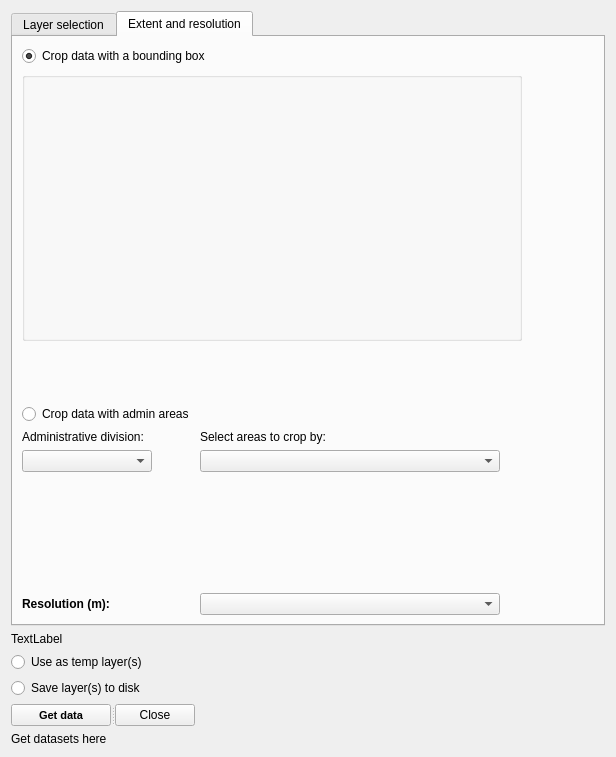
This is geocubes_plugin_dialog_base.ui in geoportti/GeoCubes-Finland-QGIS-Plugin as Qt 5 draws it before an edit. The edited form follows.
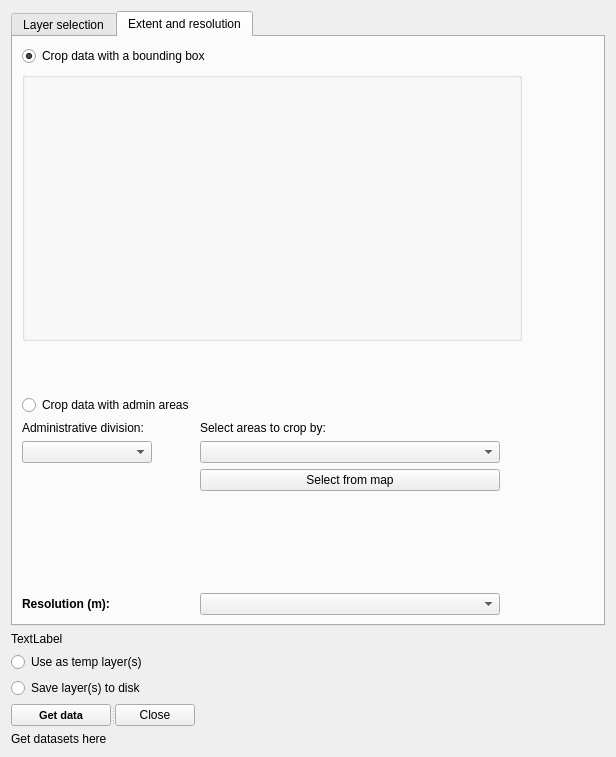
This is the edited form. The open tabs and pages were chosen to show the change. Custom widgets are drawn as their Qt base class.

Commit message: Creates a map canvas that shows admin areas. Not selectable, yet

```diff
--- a/geocubes_plugin_dialog_base.ui
+++ b/geocubes_plugin_dialog_base.ui
@@ -154,20 +154,20 @@
                </property>
               </widget>
              </item>
-             <item row="5" column="1">
-              <spacer name="verticalSpacer_2">
-               <property name="orientation">
-                <enum>Qt::Vertical</enum>
-               </property>
-               <property name="sizeHint" stdset="0">
-                <size>
-                 <width>20</width>
-                 <height>40</height>
-                </size>
-               </property>
-              </spacer>
-             </item>
              <item row="6" column="1">
+              <spacer name="verticalSpacer_2">
+               <property name="orientation">
+                <enum>Qt::Vertical</enum>
+               </property>
+               <property name="sizeHint" stdset="0">
+                <size>
+                 <width>20</width>
+                 <height>40</height>
+                </size>
+               </property>
+              </spacer>
+             </item>
+             <item row="7" column="1">
               <spacer name="verticalSpacer_3">
                <property name="orientation">
                 <enum>Qt::Vertical</enum>
@@ -243,6 +243,19 @@
                </property>
               </widget>
              </item>
+             <item row="5" column="1">
+              <widget class="QPushButton" name="mapSelectButton">
+               <property name="maximumSize">
+                <size>
+                 <width>300</width>
+                 <height>16777215</height>
+                </size>
+               </property>
+               <property name="text">
+                <string>Select from map</string>
+               </property>
+              </widget>
+             </item>
             </layout>
            </item>
           </layout>
```
Left out of the diff: 6 changed lines with no effect on the pictures. The commit also changes 1 other file.
